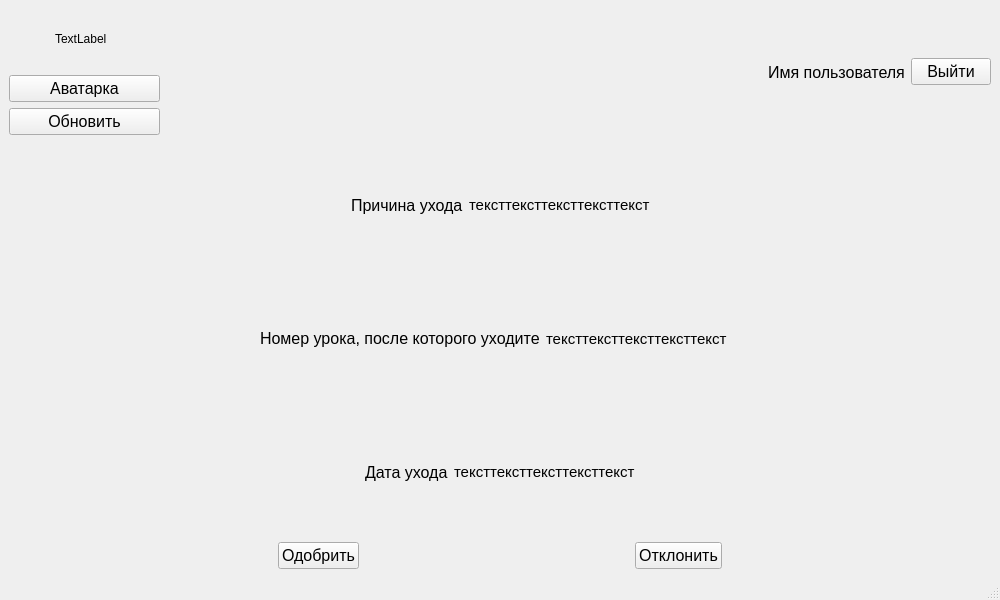
First picture: the form in ui_files/teacher_application_new.ui, repository JKarak/app, before the edit.
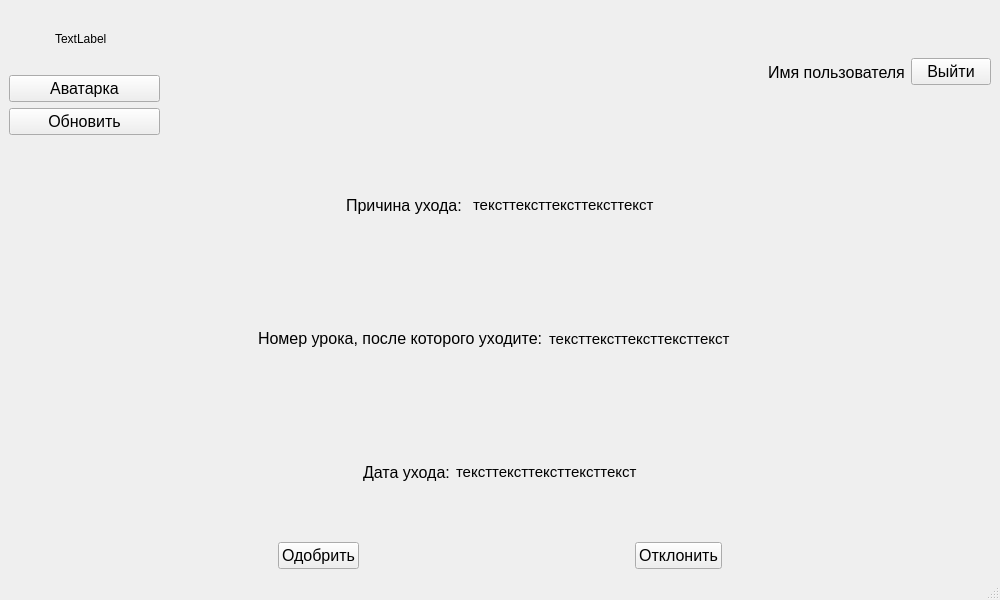
Second picture: the form after the edit.

The edit to the form file:
```diff
--- a/ui_files/teacher_application_new.ui
+++ b/ui_files/teacher_application_new.ui
@@ -209,7 +209,7 @@
            </font>
           </property>
           <property name="text">
-           <string>Причина ухода</string>
+           <string>Причина ухода: </string>
           </property>
          </widget>
         </item>
@@ -263,7 +263,7 @@
            </font>
           </property>
           <property name="text">
-           <string>Номер урока, после которого уходите</string>
+           <string>Номер урока, после которого уходите:</string>
           </property>
          </widget>
         </item>
@@ -324,7 +324,7 @@
            </font>
           </property>
           <property name="text">
-           <string>Дата ухода</string>
+           <string>Дата ухода:</string>
           </property>
          </widget>
         </item>
```
